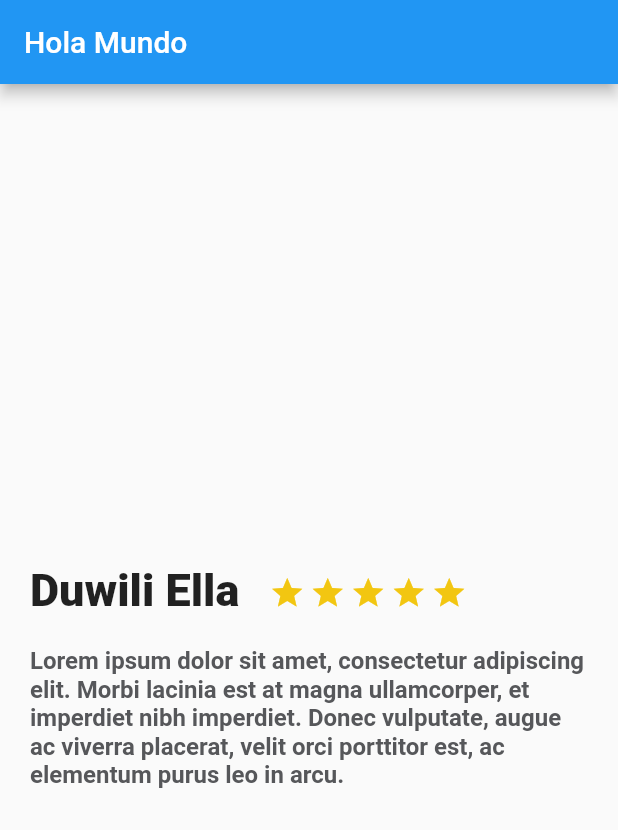
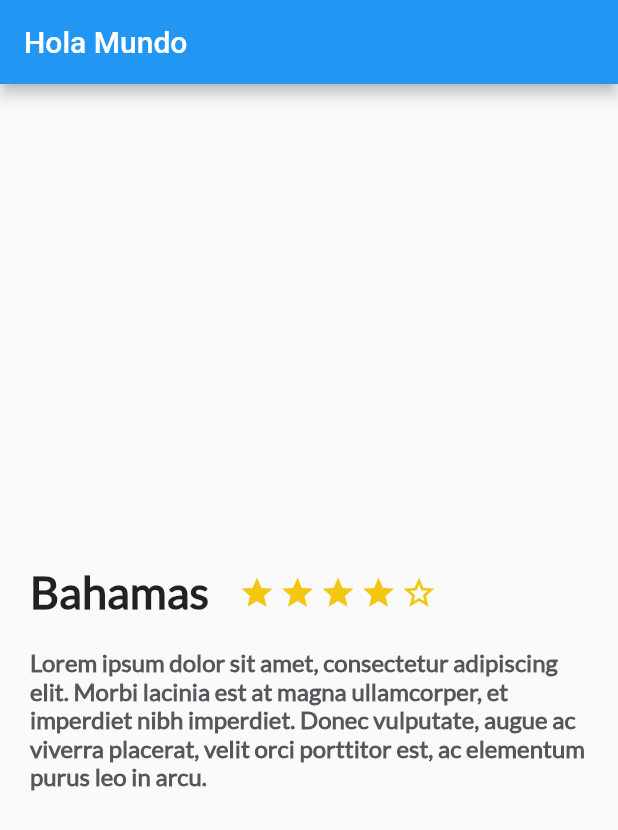
Before and after one commit to SebastianCSilva/Curso_platzi_flutter_basico, a Flutter app: the screen it shows after launch, on a phone screen of 412 x 824 dp. Shown: the top 830 px of the screen. Run offline on Flutter 3.47's test engine with Material 2 defaults, Android fonts, the phone set to English and light mode, and no system bars.

Commit message:
Se agrega tipografia y constructor para el tomar los datos de lugar estrellas y descripcion

```diff
--- a/lib/description_place.dart
+++ b/lib/description_place.dart
@@ -2,11 +2,16 @@ import 'package:flutter/cupertino.dart';
 import 'package:flutter/material.dart';
 
 class DescriptionPlace extends StatelessWidget{
+  String namePlace;
+  int stars;
+  String descriptionPlace;
+
+  DescriptionPlace(this.namePlace, this.stars, this.descriptionPlace);
+
   @override
   Widget build(BuildContext context) {
     // TODO: implement build
 
-    String decriptionDummy = "Lorem ipsum dolor sit amet, consectetur adipiscing elit. Morbi lacinia est at magna ullamcorper, et imperdiet nibh imperdiet. Donec vulputate, augue ac viverra placerat, velit orci porttitor est, ac elementum purus leo in arcu.";
     final description = Container(
       margin: new EdgeInsets.only(
         top: 20.0,
@@ -14,12 +19,35 @@ class DescriptionPlace extends StatelessWidget{
         right: 20.0
       ),
       child: new Text(
-        decriptionDummy,
+        descriptionPlace,
         style: const TextStyle(
+          fontFamily: "Lato",
           fontSize: 16.0,
           fontWeight: FontWeight.bold,
           color: Color(0xFF56575a)
         ),
+      ),
+    );
+
+    final star_border = Container(
+      margin: EdgeInsets.only(
+          top: 323.0,
+          right: 3.0
+      ),
+      child: Icon(
+        Icons.star_border,
+        color: Color(0xFFf2C611),
+      ),
+    );
+
+    final star_half = Container(
+      margin: EdgeInsets.only(
+          top: 323.0,
+          right: 3.0
+      ),
+      child: Icon(
+        Icons.star_half,
+        color: Color(0xFFf2C611),
       ),
     );
 
@@ -43,8 +71,9 @@ class DescriptionPlace extends StatelessWidget{
             right: 20.0
           ),
           child: Text(
-            "Duwili Ella",
+            namePlace,
                 style: TextStyle(
+                  fontFamily: "Lato",
                   fontSize: 30.0,
                   fontWeight: FontWeight.w900
                 ),
@@ -58,7 +87,7 @@ class DescriptionPlace extends StatelessWidget{
             star,
             star,
             star,
-            star
+            star_border
           ],
         )
 
--- a/lib/main.dart
+++ b/lib/main.dart
@@ -7,6 +7,8 @@ void main() {
 
 class MyApp extends StatelessWidget {
   // This widget is the root of your application.
+  String decriptionDummy = "Lorem ipsum dolor sit amet, consectetur adipiscing elit. Morbi lacinia est at magna ullamcorper, et imperdiet nibh imperdiet. Donec vulputate, augue ac viverra placerat, velit orci porttitor est, ac elementum purus leo in arcu.";
+
   @override
   Widget build(BuildContext context) {
     return MaterialApp(
@@ -31,7 +33,7 @@ class MyApp extends StatelessWidget {
         appBar: AppBar(
           title: Text("Hola Mundo"),
         ),
-        body: new DescriptionPlace(),
+        body: new DescriptionPlace("Bahamas", 4, decriptionDummy),
       )//MyHomePage(title: 'Flutter Demo Home Page'),
     );
   }
--- a/pubspec.yaml
+++ b/pubspec.yaml
@@ -74,3 +74,7 @@ flutter:
   #
   # For details regarding fonts from package dependencies,
   # see https://flutter.dev/custom-fonts/#from-packages
+  fonts:
+    - family: Lato
+      fonts:
+      - asset: fonts/Lato-Regular.ttf
```
Also changed, not shown: fonts/Lato-Regular.ttf (added).
